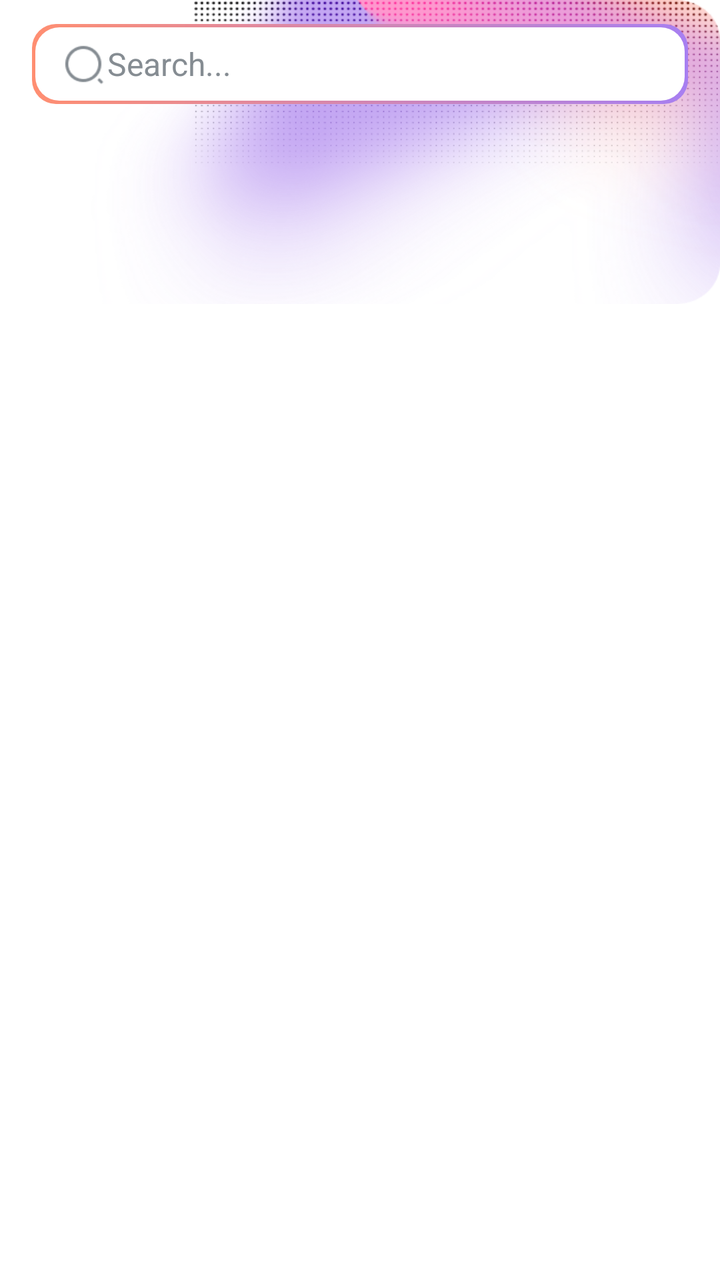
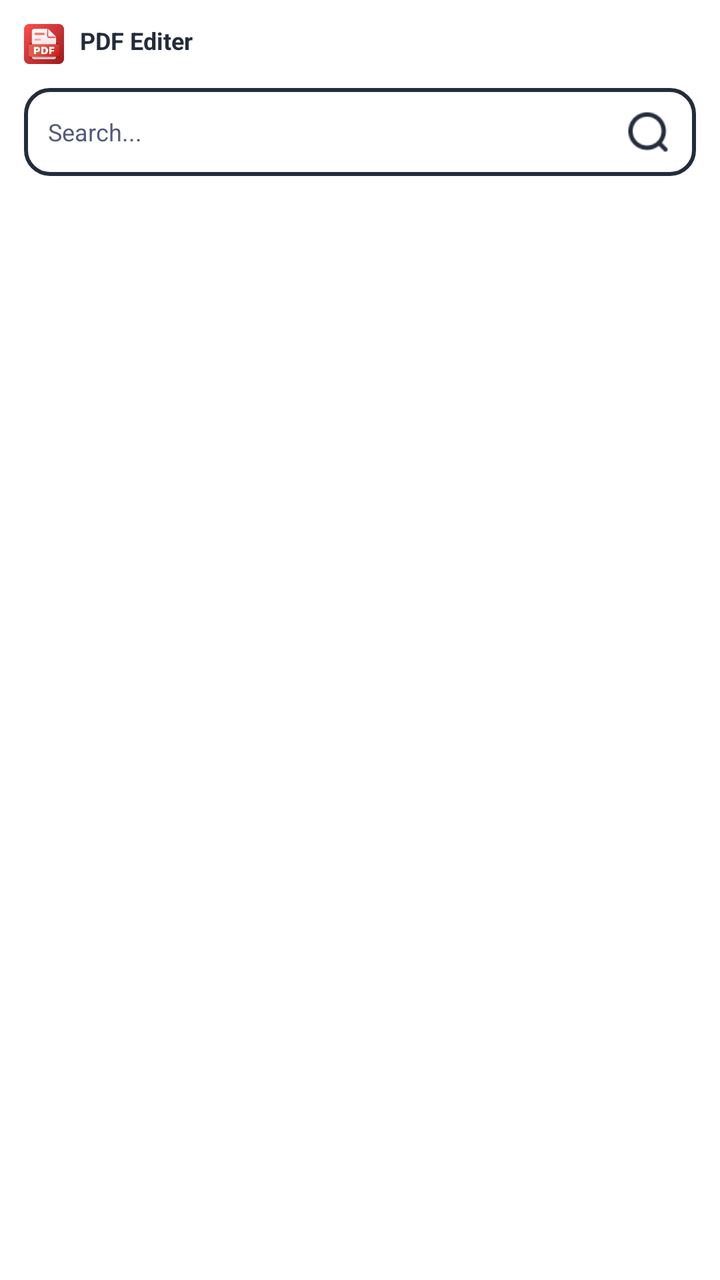

An Android layout rendered at two revisions. The XML below is the earlier revision; the diff shows what the commit changed to produce the second picture.
<!-- AndroidManifest.xml: fallback theme Theme.MaterialComponents.DayNight.NoActionBar -->
<!-- res/layout/b17_ivq_insert_widget_layout_xfa.xml -->
<?xml version="1.0" encoding="utf-8"?>
<RelativeLayout xmlns:android="http://schemas.android.com/apk/res/android"
    android:id="@+id/widgetRoot"
    android:orientation="vertical"
    android:layout_width="match_parent"
    android:layout_height="wrap_content"
    android:background="@drawable/b17_fji_insert_widget_bg_res_joe">
    <ImageView
        android:layout_width="match_parent"
        android:layout_height="152dp"
        android:scaleType="fitXY"
        android:src="@drawable/b17_fie_insert_widget_bg_jdi"/>
    <LinearLayout
        android:layout_width="match_parent"
        android:layout_height="wrap_content"
        android:orientation="vertical"
        android:layout_marginTop="12dp"
        android:layout_marginLeft="16dp"
        android:layout_marginRight="16dp">
        <LinearLayout
            android:layout_width="match_parent"
            android:layout_height="40dp"
            android:padding="1.5dp"
            android:background="@drawable/b17_joe_widget_seaerch_bg_fjo">
            <LinearLayout
                android:layout_width="match_parent"
                android:layout_height="match_parent"
                android:gravity="center_vertical"
                android:paddingLeft="12dp"
                android:background="@drawable/b17_fje_widget_search_bg2_fjo">
                <ImageView
                    android:layout_width="24dp"
                    android:layout_height="24dp"
                    android:src="@drawable/b17_fjo_search_efk"/>
                <TextView
                    android:layout_width="wrap_content"
                    android:layout_height="wrap_content"
                    android:text="Search..."
                    android:textSize="16sp"
                    android:textColor="#858C92"/>
            </LinearLayout>
        </LinearLayout>
        <GridView
            android:id="@+id/gridView"
            android:layout_width="match_parent"
            android:layout_height="match_parent"
            android:numColumns="4"
            android:stretchMode="columnWidth"
            android:layout_marginTop="12dp"
            />
    </LinearLayout>
</RelativeLayout>
<!-- resources referenced by this layout -->
<resources>
  <!-- drawable b17_fie_insert_widget_bg_jdi: png bitmap (drawable, 229507 bytes) -->
  <!-- drawable b17_fje_widget_search_bg2_fjo (drawable) -->
  <shape xmlns:android="http://schemas.android.com/apk/res/android"
      android:shape="rectangle">
  
      <solid android:color="#FFFFFF"/>
      <corners android:radius="12dp"/>
  </shape>
  <!-- drawable b17_fji_insert_widget_bg_res_joe (drawable) -->
  <shape xmlns:android="http://schemas.android.com/apk/res/android"
      android:shape="rectangle">
  
      <solid android:color="#FFFFFF"/>
      <corners
          android:radius="12dp"
          />
  </shape>
  <!-- drawable b17_fjo_search_efk: png bitmap (drawable, 1175 bytes) -->
  <!-- drawable b17_joe_widget_seaerch_bg_fjo (drawable) -->
  <shape xmlns:android="http://schemas.android.com/apk/res/android"
      android:shape="rectangle">
  
      <corners
          android:radius="12dp"
          />
      <gradient android:startColor="#FF8E71"
          android:endColor="#A77FF1"/>
  </shape>
</resources>

<!-- the commit's change to res/layout/b17_ivq_insert_widget_layout_xfa.xml (unified diff, before → after) -->
@@ -1,52 +1,54 @@
 <?xml version="1.0" encoding="utf-8"?>
-<RelativeLayout xmlns:android="http://schemas.android.com/apk/res/android"
+<LinearLayout xmlns:android="http://schemas.android.com/apk/res/android"
     android:id="@+id/widgetRoot"
     android:orientation="vertical"
+    android:padding="12dp"
     android:layout_width="match_parent"
     android:layout_height="wrap_content"
     android:background="@drawable/b17_fji_insert_widget_bg_res_joe">
-    <ImageView
-        android:layout_width="match_parent"
-        android:layout_height="152dp"
-        android:scaleType="fitXY"
-        android:src="@drawable/b17_fie_insert_widget_bg_jdi"/>
+    <LinearLayout
+        android:layout_width="wrap_content"
+        android:layout_height="wrap_content"
+        android:orientation="horizontal">
+        <ImageView
+            android:layout_width="20dp"
+            android:layout_height="20dp"
+            android:src="@drawable/b17_rfx_notice_logo_owi"/>
+        <TextView
+            android:layout_width="wrap_content"
+            android:layout_height="wrap_content"
+            android:textSize="12sp"
+            android:textStyle="bold"
+            android:textColor="#242C3C"
+            android:layout_marginLeft="8dp"
+            android:text="@string/app_name"/>
+    </LinearLayout>
     <LinearLayout
         android:layout_width="match_parent"
-        android:layout_height="wrap_content"
-        android:orientation="vertical"
+        android:layout_height="44dp"
+        android:paddingLeft="12dp"
+        android:paddingRight="12dp"
         android:layout_marginTop="12dp"
-        android:layout_marginLeft="16dp"
-        android:layout_marginRight="16dp">
-        <LinearLayout
-            android:layout_width="match_parent"
-            android:layout_height="40dp"
-            android:padding="1.5dp"
-            android:background="@drawable/b17_joe_widget_seaerch_bg_fjo">
-            <LinearLayout
-                android:layout_width="match_parent"
-                android:layout_height="match_parent"
-                android:gravity="center_vertical"
-                android:paddingLeft="12dp"
-                android:background="@drawable/b17_fje_widget_search_bg2_fjo">
-                <ImageView
-                    android:layout_width="24dp"
-                    android:layout_height="24dp"
-                    android:src="@drawable/b17_fjo_search_efk"/>
-                <TextView
-                    android:layout_width="wrap_content"
-                    android:layout_height="wrap_content"
-                    android:text="Search..."
-                    android:textSize="16sp"
-                    android:textColor="#858C92"/>
-            </LinearLayout>
-        </LinearLayout>
-        <GridView
-            android:id="@+id/gridView"
-            android:layout_width="match_parent"
-            android:layout_height="match_parent"
-            android:numColumns="4"
-            android:stretchMode="columnWidth"
-            android:layout_marginTop="12dp"
-            />
+        android:gravity="center_vertical"
+        android:background="@drawable/b17_fje_widget_search_bg2_fjo">
+        <TextView
+            android:layout_width="0dp"
+            android:layout_height="wrap_content"
+            android:layout_weight="1"
+            android:text="Search..."
+            android:textSize="12sp"
+            android:textColor="#555978"/>
+        <ImageView
+            android:layout_width="24dp"
+            android:layout_height="24dp"
+            android:src="@drawable/b17_fjo_search_efk"/>
     </LinearLayout>
-</RelativeLayout>
+    <GridView
+        android:id="@+id/gridView"
+        android:layout_width="match_parent"
+        android:layout_height="match_parent"
+        android:numColumns="4"
+        android:stretchMode="columnWidth"
+        android:layout_marginTop="12dp"
+        />
+</LinearLayout>
<!-- resource entries referenced after the edit -->
@@ -1,12 +1,13 @@
 <!-- resources referenced by this layout -->
 <resources>
-  <!-- drawable b17_fie_insert_widget_bg_jdi: png bitmap (drawable, 229507 bytes) -->
   <!-- drawable b17_fje_widget_search_bg2_fjo (drawable) -->
   <shape xmlns:android="http://schemas.android.com/apk/res/android"
       android:shape="rectangle">
   
       <solid android:color="#FFFFFF"/>
       <corners android:radius="12dp"/>
+      <stroke android:width="2dp"
+          android:color="#242C3C"/>
   </shape>
   <!-- drawable b17_fji_insert_widget_bg_res_joe (drawable) -->
   <shape xmlns:android="http://schemas.android.com/apk/res/android"
@@ -17,16 +18,8 @@
           android:radius="12dp"
           />
   </shape>
-  <!-- drawable b17_fjo_search_efk: png bitmap (drawable, 1175 bytes) -->
-  <!-- drawable b17_joe_widget_seaerch_bg_fjo (drawable) -->
-  <shape xmlns:android="http://schemas.android.com/apk/res/android"
-      android:shape="rectangle">
-  
-      <corners
-          android:radius="12dp"
-          />
-      <gradient android:startColor="#FF8E71"
-          android:endColor="#A77FF1"/>
-  </shape>
+  <!-- drawable b17_fjo_search_efk: png bitmap (drawable, 1834 bytes) -->
+  <!-- drawable b17_rfx_notice_logo_owi: png bitmap (drawable, 37491 bytes) -->
+  <string name="app_name">PDF Editer</string>
 </resources>
 
